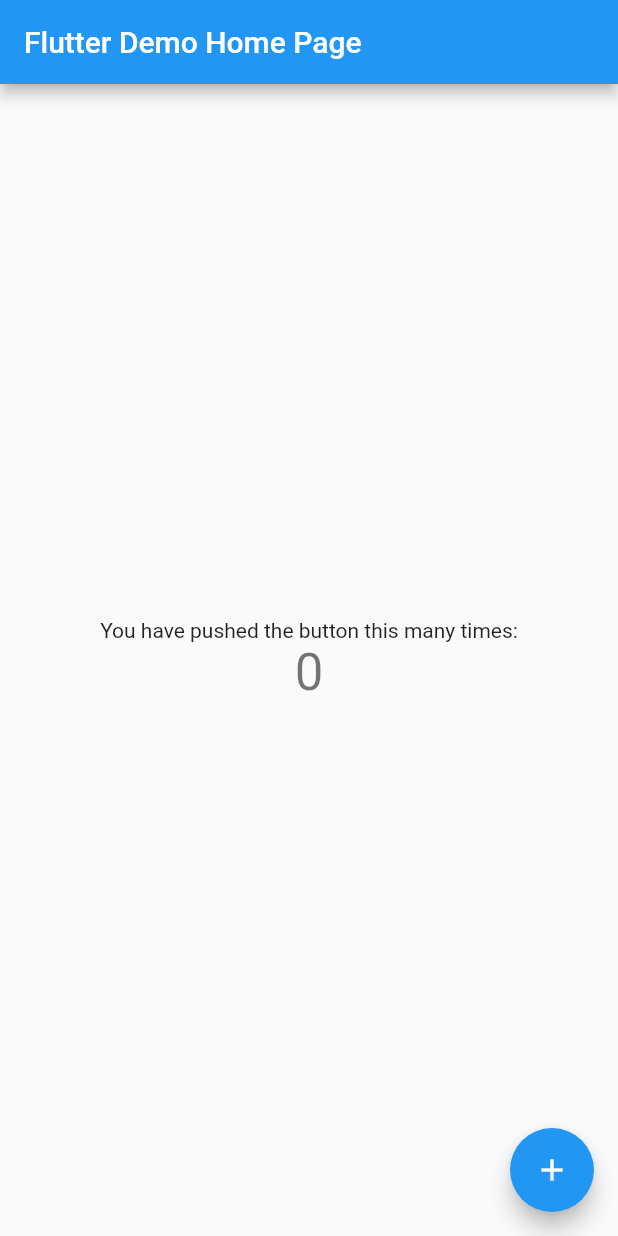
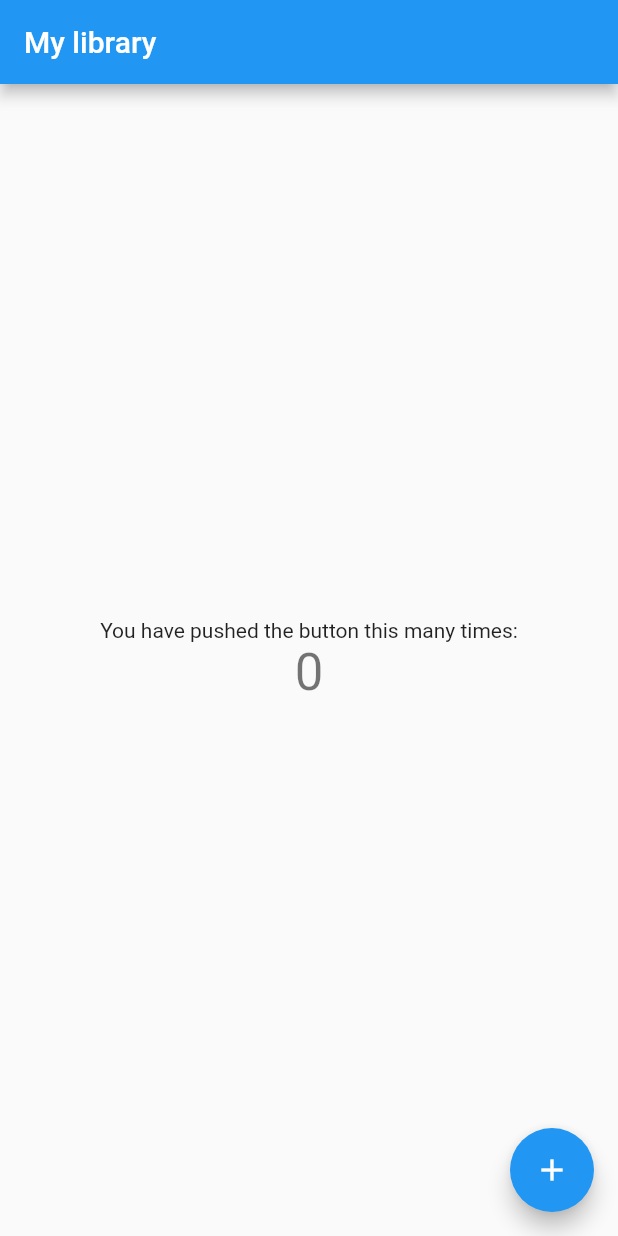
Before and after one commit to sberruer/flutter_mylibrary, a Flutter app: the screen it shows after launch, on a phone screen of 412 x 824 dp. Run offline on Flutter 3.47's test engine with Material 2 defaults, Android fonts, the phone set to English and light mode, and no system bars.

Commit message:
chore: change title name

```diff
--- a/lib/main.dart
+++ b/lib/main.dart
@@ -20,7 +20,7 @@ class MyApp extends StatelessWidget {
         // is not restarted.
         primarySwatch: Colors.blue,
       ),
-      home: MyHomePage(title: 'Flutter Demo Home Page'),
+      home: MyHomePage(title: 'My library'),
     );
   }
 }
```
